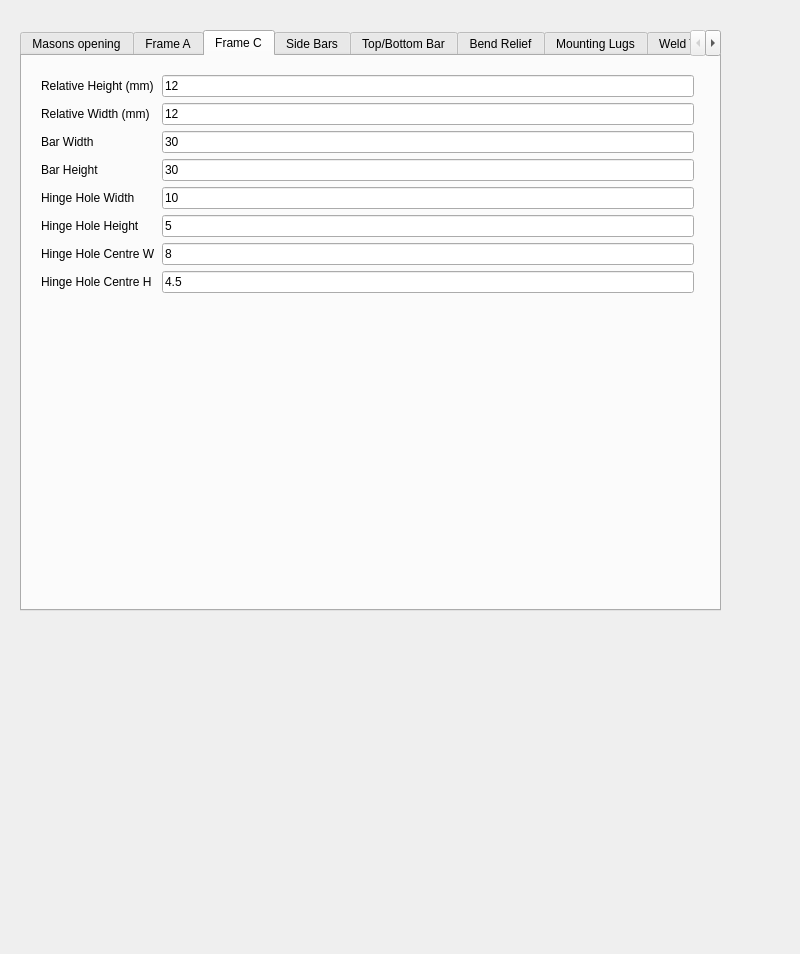
This is src/Min.ui in kyloe/HalfaxIronWorks as Qt 5 draws it before an edit. The edited form follows.
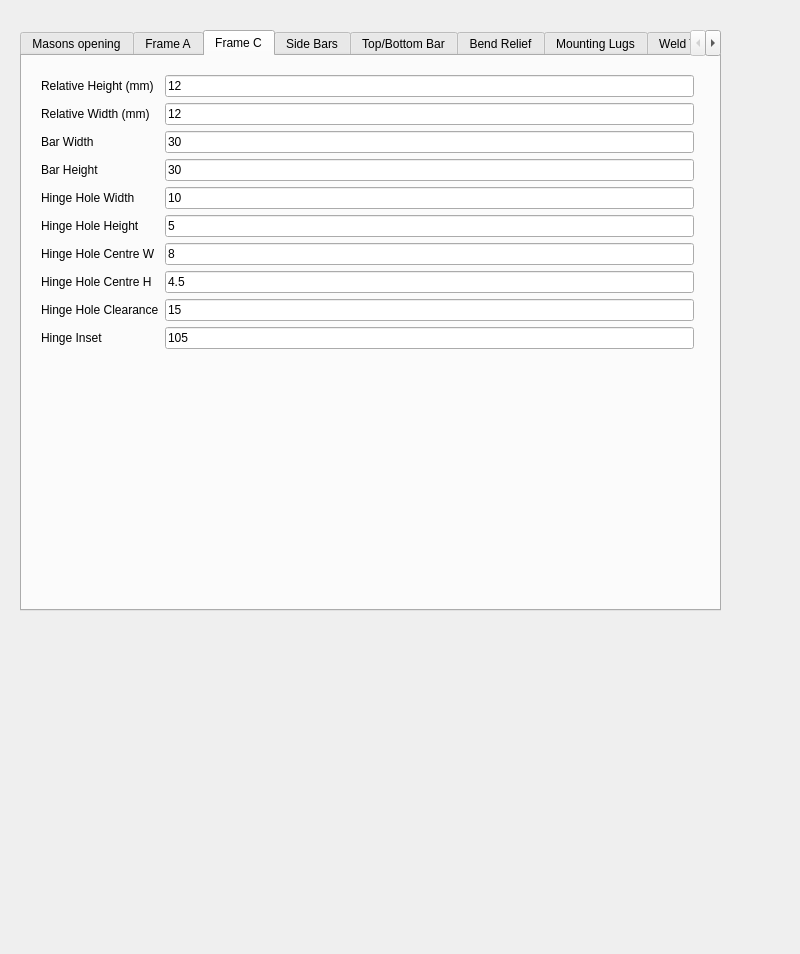
This is the edited form. The open tabs and pages were chosen to show the change.

Commit message: Delivered to steve for testing

```diff
--- a/src/Min.ui
+++ b/src/Min.ui
@@ -523,6 +523,34 @@
         </property>
        </widget>
       </item>
+      <item row="8" column="0">
+       <widget class="QLabel" name="label_57">
+        <property name="text">
+         <string>Hinge Hole Clearance</string>
+        </property>
+       </widget>
+      </item>
+      <item row="8" column="1">
+       <widget class="QLineEdit" name="HingeHoleClearance">
+        <property name="text">
+         <string>15</string>
+        </property>
+       </widget>
+      </item>
+      <item row="9" column="0">
+       <widget class="QLabel" name="label_58">
+        <property name="text">
+         <string>Hinge Inset</string>
+        </property>
+       </widget>
+      </item>
+      <item row="9" column="1">
+       <widget class="QLineEdit" name="HingeInset">
+        <property name="text">
+         <string>105</string>
+        </property>
+       </widget>
+      </item>
      </layout>
     </widget>
    </widget>
```
Left out of the diff: 4 changed lines with no effect on the pictures. The commit also changes 2 other files.
